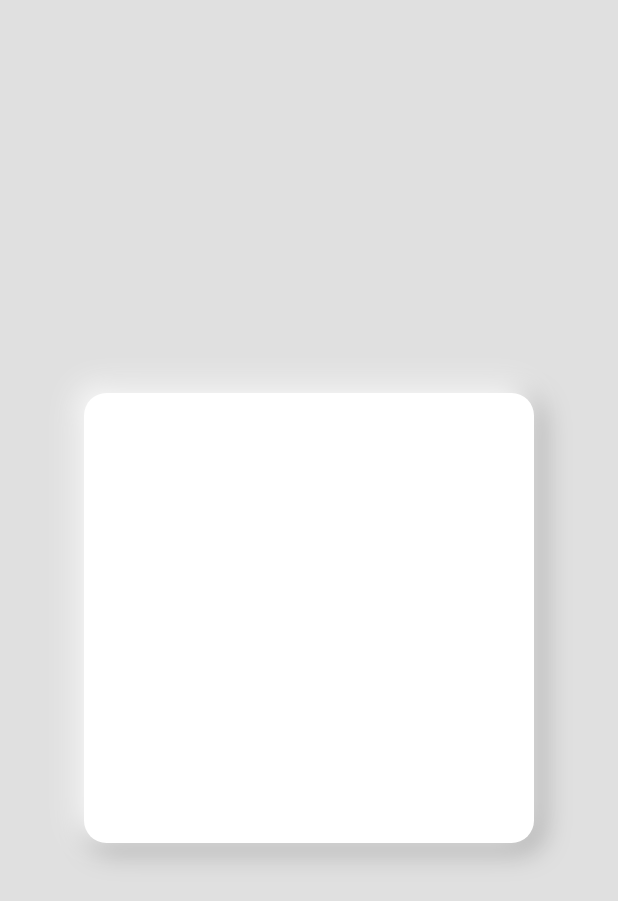
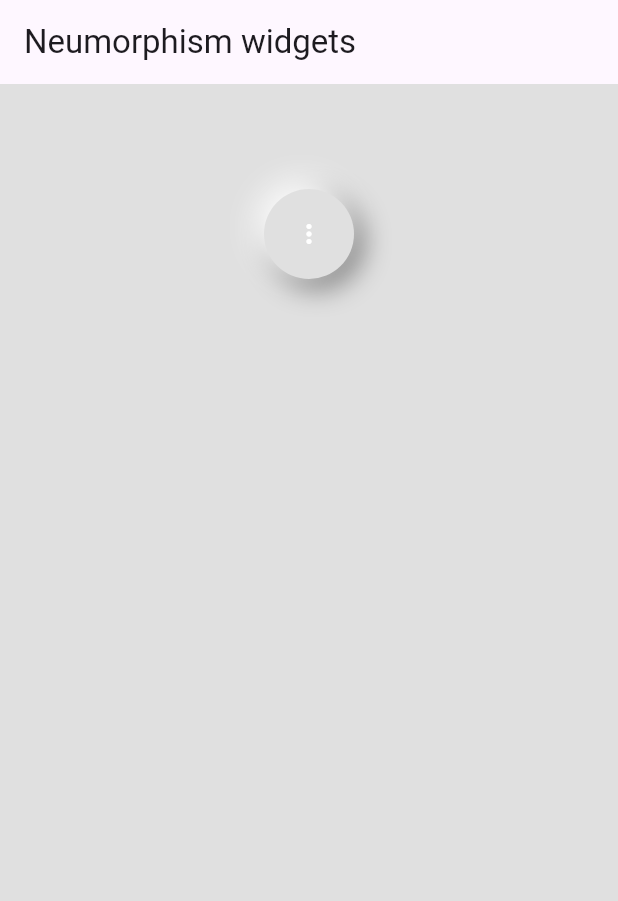
Before and after one commit to Muntasir89/Neumorphism, a Flutter app: the screen it shows after launch, on a phone screen of 412 x 824 dp. Shown: the top 901 px of the screen. Run offline on Flutter 3.47's test engine with Material 2 defaults, Android fonts, the phone set to English and light mode, and no system bars.

Commit message:
NeuIconButton SS added

```diff
--- a/lib/main.dart
+++ b/lib/main.dart
@@ -1,4 +1,6 @@
 import 'package:flutter/material.dart';
+import 'package:neumorphism_widgets/widgets/card.dart';
+import 'package:neumorphism_widgets/widgets/neu_icon_button.dart';
 
 void main() {
   runApp(const MyApp());
@@ -27,26 +29,21 @@ class HomePage extends StatelessWidget {
   Widget build(BuildContext context) {
     return Scaffold(
       backgroundColor: Colors.grey[300],
+      appBar: AppBar(
+        title: Text("Neumorphism widgets"),
+      ),
       body: Center(
-        child: Container(
-          alignment: Alignment(-1, -1),
-          height: 300,
-          width: 300,
-          decoration: BoxDecoration(
-              borderRadius: BorderRadius.circular(15),
-              color: Colors.white,
-              boxShadow: [
-                BoxShadow(
-                    color: Colors.grey.shade500,
-                    offset: Offset(4.0, 4.0),
-                    blurRadius: 15.0,
-                    spreadRadius: 1.0),
-                BoxShadow(
-                    color: Colors.white,
-                    offset: Offset(-4.0, -4.0),
-                    blurRadius: 15.0,
-                    spreadRadius: 1.0),
-              ]),
+        child: Column(
+          children: [
+            SizedBox(
+              height: 20,
+            ),
+            // NeuCard(),
+            SizedBox(
+              height: 50,
+            ),
+            NeuIconButton(),
+          ],
         ),
       ),
     );
--- /dev/null
+++ b/lib/widgets/card.dart
@@ -0,0 +1,29 @@
+import 'package:flutter/material.dart';
+
+class NeuCard extends StatelessWidget {
+  const NeuCard({super.key});
+
+  @override
+  Widget build(BuildContext context) {
+    return Container(
+      alignment: Alignment(-1, -1),
+      height: 300,
+      width: 300,
+      decoration: BoxDecoration(
+          borderRadius: BorderRadius.circular(15),
+          color: Colors.white,
+          boxShadow: [
+            BoxShadow(
+                color: Colors.grey.shade500,
+                offset: Offset(4.0, 4.0),
+                blurRadius: 15.0,
+                spreadRadius: 1.0),
+            BoxShadow(
+                color: Colors.white,
+                offset: Offset(-4.0, -4.0),
+                blurRadius: 15.0,
+                spreadRadius: 1.0),
+          ]),
+    );
+  }
+}
--- /dev/null
+++ b/lib/widgets/neu_icon_button.dart
@@ -0,0 +1,38 @@
+import 'package:flutter/material.dart';
+
+class NeuIconButton extends StatelessWidget {
+  // bool _isElevated = true;
+
+  @override
+  Widget build(BuildContext context) {
+    return Container(
+      alignment: Alignment(-1, -1),
+      decoration: BoxDecoration(
+          color: Colors.grey[300],
+          shape: BoxShape.circle,
+          boxShadow: [
+            BoxShadow(
+                color: Colors.grey.shade600,
+                offset: Offset(5, 5),
+                blurRadius: 15,
+                spreadRadius: 1),
+            BoxShadow(
+                color: Colors.white,
+                offset: Offset(-5, -5),
+                blurRadius: 15,
+                spreadRadius: 1)
+          ]),
+      child: Center(
+        child: SizedBox(
+          height: 60,
+          width: 60,
+          child: Icon(
+            Icons.more_vert,
+            size: 20,
+            color: Colors.white,
+          ),
+        ),
+      ),
+    );
+  }
+}
```
Also changed, not shown: 1 other file.
